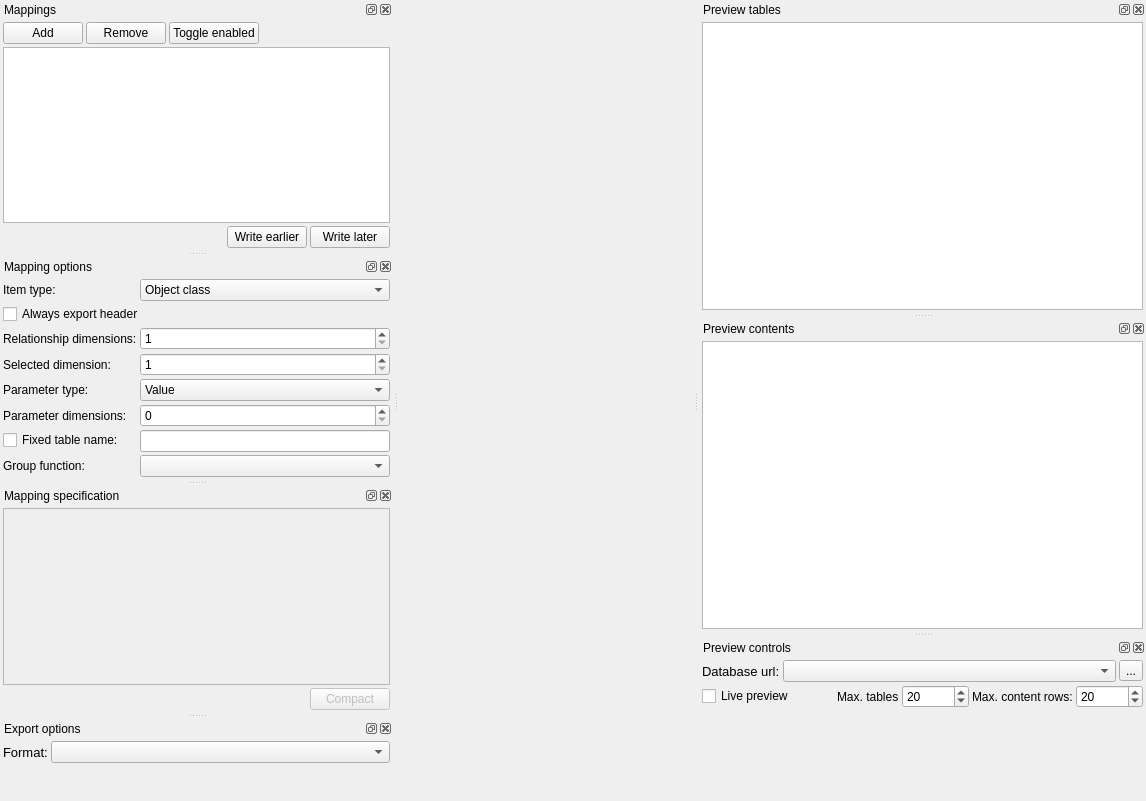
Above: spine_items/exporter/ui/specification_editor.ui from spine-tools/spine-items before the change. Below: the same form after it.
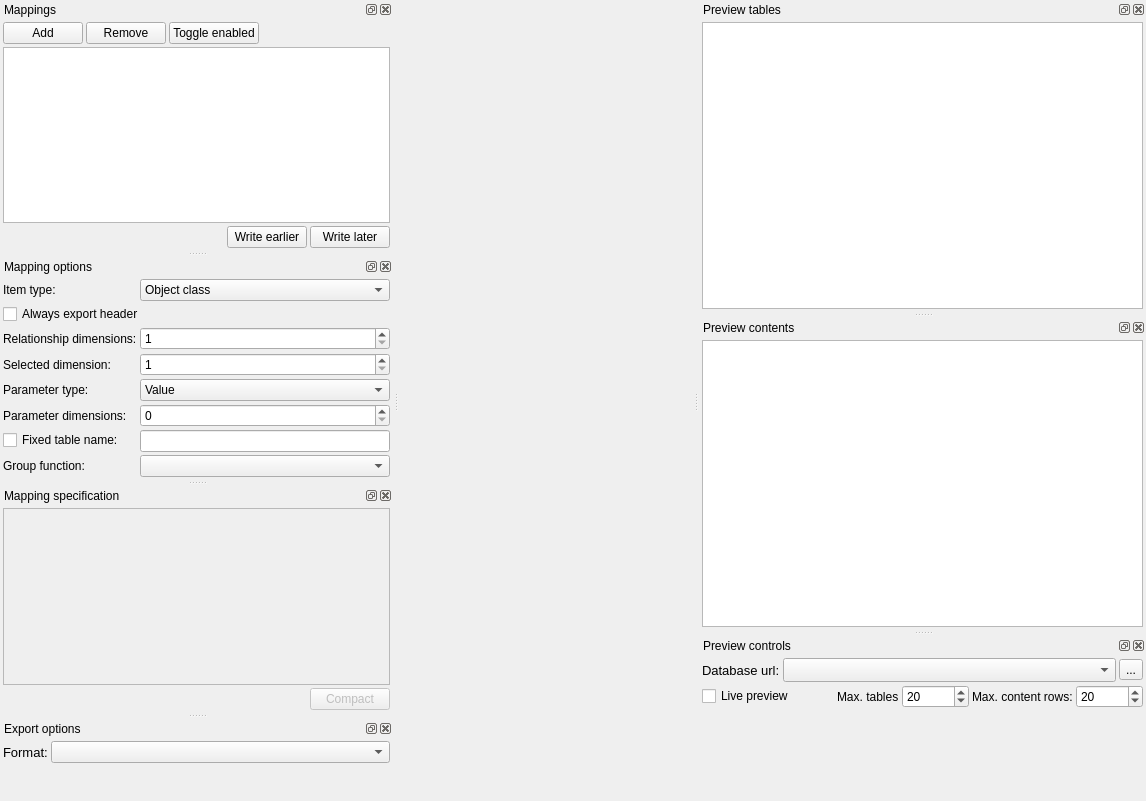
That is the form after the change. Icons and pictures are not drawn. Custom widgets are drawn as their Qt base class.

Commit message:
Fix spec editor combobox not compactable with big filepaths
In Exporter's, Importer's and Data Transformer's spec editors the comboboxes containing database URLs used to be as long as the filepaths. They couldn't be compacted leading to the spec editors being larger than needed with long filepaths. Now the widgets containing long filepaths can be made smaller and the combobox contents will be elided.

Re spine-tools/Spine-Toolbox#2230

```diff
--- a/spine_items/exporter/ui/specification_editor.ui
+++ b/spine_items/exporter/ui/specification_editor.ui
@@ -629,7 +629,7 @@
           </sizepolicy>
          </property>
          <property name="sizeAdjustPolicy">
-          <enum>QComboBox::AdjustToContentsOnFirstShow</enum>
+          <enum>QComboBox::AdjustToMinimumContentsLengthWithIcon</enum>
          </property>
          <property name="minimumContentsLength">
           <number>0</number>
```
The commit also changes 7 other files.
